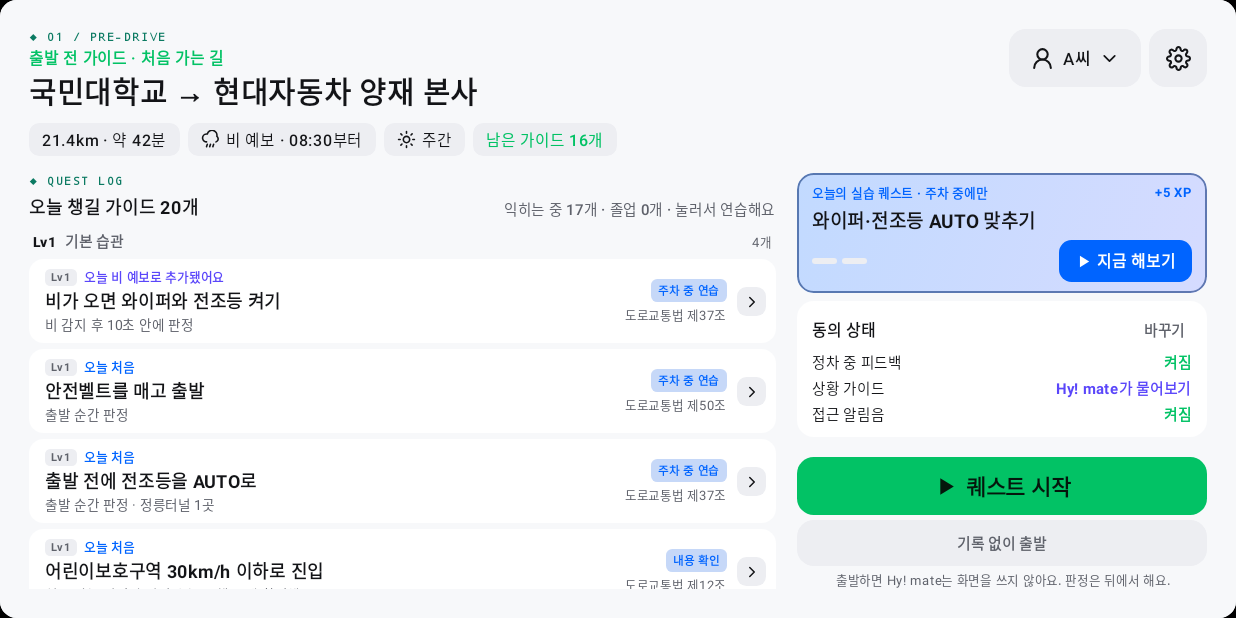
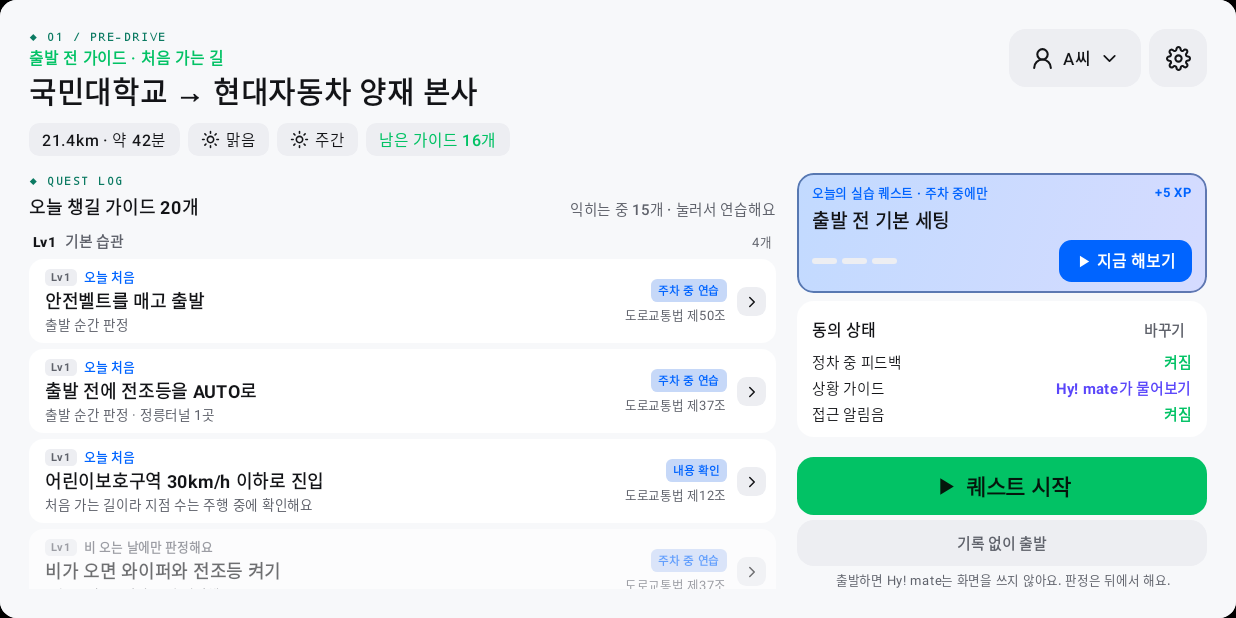
Before and after one commit to molba2see/Hymate, an Android app built with Jetpack Compose: the screen it shows after launch (MainActivity), after a tap on "주행 준비", on a phone screen of 824 x 412 dp (held sideways). Run offline under Robolectric (Android 15) with nearby library versions, the phone set to English and light mode, and no system bars; libraries missing offline, so code that uses them is left out: ai.pleos.playground; 1 statement that could not run was skipped.

Commit message:
G3 fold UI + G4 wiper-based rain estimate; unblock TTS/STT deps
- G3: graduated guides leave the pre-drive list and collapse into a
  "졸업한 가이드 N개" fold at the bottom (judgment continues)
- G4: drop hardcoded rainy=true; estimate rain from actual wiper operation
  (WiperState.ON via listener + initial read) driving rainy/raining and copy
- settings.gradle: widen Pleos repo filter to ai.pleos.* so TextToSpeech/
  SpeechToText 3.3.1 transitive deps (ai.pleos.playground.security) resolve
- includes teammate groundwork: TTS/STT deps + TTS_SERVICE/STT_SERVICE permissions

Co-Authored-By: Claude Fable 5 <noreply@anthropic.com>

```diff
--- a/app/build.gradle.kts
+++ b/app/build.gradle.kts
@@ -57,6 +57,8 @@ dependencies {
 
     // Pleos Connect Vehicle SDK
     implementation(libs.pleos.vehicle)
+    implementation(libs.pleos.tts)
+    implementation(libs.pleos.stt)
 
     testImplementation(libs.junit)
     androidTestImplementation(libs.androidx.espresso.core)
--- a/app/src/main/AndroidManifest.xml
+++ b/app/src/main/AndroidManifest.xml
@@ -9,6 +9,10 @@
 
     <!-- AAOS 차속 읽기: 런타임에 사용자 동의를 받아요. -->
     <uses-permission android:name="android.car.permission.CAR_SPEED" />
+
+    <!-- 차량 Speech Service가 음성 합성 및 차량 마이크 인식을 처리해요. -->
+    <uses-permission android:name="pleos.car.permission.TTS_SERVICE" />
+    <uses-permission android:name="pleos.car.permission.STT_SERVICE" />
 
     <!-- Pleos Connect Vehicle SDK: 사용하는 도메인의 권한만 선언 -->
     <uses-permission android:name="pleos.car.permission.CAR_LIGHTS" />  <!-- Light · TurnSignal -->
--- a/app/src/main/java/com/example/hymate/HyViewModel.kt
+++ b/app/src/main/java/com/example/hymate/HyViewModel.kt
@@ -65,7 +65,8 @@ class HyViewModel : ViewModel() {
     private val users = mutableMapOf<String, UserProfile>()
     var user by mutableStateOf(seedUser("L0")); private set
 
-    val rainy = true // 오늘 날씨: 주행 중 비 예보 (08:30부터)
+    /** 우천 추정: 날씨 서버 미연동이라 기획서 폴백대로 와이퍼 실제 작동(WiperState.ON)으로 판단해요. */
+    val rainy: Boolean get() = vehicle.wiping
     var consents by mutableStateOf(Consents()); private set
     var consentLog by mutableStateOf(
         listOf(
@@ -100,7 +101,8 @@ class HyViewModel : ViewModel() {
     val progress: Float get() = _progress.floatValue
     var questStarted by mutableStateOf(false); private set
     var stopped by mutableStateOf(false); private set
-    var raining by mutableStateOf(false); private set
+    /** 주행 중 비 오버레이: 와이퍼 작동으로 추정 */
+    val raining: Boolean get() = screen == Screen.Drive && vehicle.wiping
     var voice by mutableStateOf<VoiceUi?>(null); private set
     var quests by mutableStateOf(listOf<Quest>()); private set
     var arrivedSec by mutableFloatStateOf(0f); private set
@@ -267,7 +269,7 @@ class HyViewModel : ViewModel() {
         session = LiveDriveSession()
         evaluator = LiveQuestEvaluator()
         _progress.floatValue = 0f
-        stopped = false; raining = false; voice = null
+        stopped = false; voice = null
         remainingSeconds = null
         screen = Screen.Drive
         driveJob?.cancel()
@@ -403,7 +405,6 @@ class HyViewModel : ViewModel() {
         selectedGuide = null
         reportDetail = null
         _progress.floatValue = 0f
-        raining = false
         screen = Screen.Home
     }
 
@@ -415,6 +416,7 @@ class HyViewModel : ViewModel() {
 
     fun preGuides(): List<PreGuide> {
         val order = mapOf("fail" to 0, "ret" to 1, "cond" to 2, "new" to 3, "lv" to 4, "off" to 5, "grad" to 6, "exp" to 7)
+        // 졸업 가이드는 기획서대로 출발 전 안내에서 제외하되, UI에서 접힌 섹션으로 보여줘요(판정은 계속).
         return GUIDES.values.filterNot { it.key in unsupportedGuides }.map { g ->
             val s = user.st.getValue(g.key)
             val tag = when {
--- a/app/src/main/java/com/example/hymate/data/HyData.kt
+++ b/app/src/main/java/com/example/hymate/data/HyData.kt
@@ -66,7 +66,9 @@ enum class VehicleSignal { TURN, HEADLIGHT, WIPER, BELT, BRAKE, GEAR, CRUISE }
 data class Vehicle(
     val signal: String = "OFF", // L / R / OFF
     val headlight: String = "OFF", // OFF / ON / AUTO
-    val wiper: String = "OFF", // OFF / AUTO / LOW
+    val wiper: String = "OFF", // OFF / AUTO / LOW (스위치 위치)
+    /** 와이퍼가 실제로 움직이는 중인지(WiperState.ON). 서버 날씨 대신 우천 추정에 써요. */
+    val wiping: Boolean = false,
     val belt: Boolean = true,
     val brake: Boolean = false,
     val parked: Boolean = true,
@@ -234,7 +236,7 @@ val GD: Map<String, GuideDetail> = mapOf(
 data class TodayQuest(val title: String, val why: String, val practice: List<PStep>)
 
 fun todayQuest(rainy: Boolean): TodayQuest = if (rainy) {
-    TodayQuest("와이퍼·전조등 AUTO 맞추기", "오늘 비 예보가 있어요. 출발 전에 둘 다 AUTO로 맞춰 두면 비가 와도 손이 덜 가요.", listOf(WP_AUTO, HL_AUTO))
+    TodayQuest("와이퍼·전조등 AUTO 맞추기", "와이퍼가 움직이고 있어요 — 비가 오는 것 같아요. 둘 다 AUTO로 맞춰 두면 손이 덜 가요.", listOf(WP_AUTO, HL_AUTO))
 } else {
     TodayQuest("출발 전 기본 세팅", "오늘 경로에는 정릉터널과 합류·분기 3곳이 있어요. 오토 라이트를 켜 두고 방향지시등 레버를 손에 익혀요.", listOf(HL_AUTO, sig("R", "오른쪽"), SIG_OFF))
 }
--- a/app/src/main/java/com/example/hymate/ui/screens/HomeScreen.kt
+++ b/app/src/main/java/com/example/hymate/ui/screens/HomeScreen.kt
@@ -97,7 +97,7 @@ private fun CourseHero(vm: HyViewModel, modifier: Modifier) {
             ArcadeTag("SEOUL / TODAY'S COURSE")
             HText("국민대학교 → 현대자동차 양재 본사", 50, Modifier.padding(top = 10.u), color = hy.fg, weight = FontWeight.Bold, lineHeight = 1.2f, maxLines = 2)
             HText(
-                "21.4km · 약 42분 · " + if (vm.rainy) "비 예보 08:30부터" else "맑음",
+                "21.4km · 약 42분 · " + if (vm.rainy) "우천 감지 · 와이퍼 작동" else "맑음",
                 30, Modifier.padding(top = 8.u), color = hy.sub,
             )
             VSpacer1()
--- a/app/src/main/java/com/example/hymate/ui/screens/PreDriveScreen.kt
+++ b/app/src/main/java/com/example/hymate/ui/screens/PreDriveScreen.kt
@@ -19,6 +19,10 @@ import androidx.compose.foundation.lazy.LazyColumn
 import androidx.compose.foundation.lazy.items
 import androidx.compose.foundation.shape.RoundedCornerShape
 import androidx.compose.runtime.Composable
+import androidx.compose.runtime.getValue
+import androidx.compose.runtime.mutableStateOf
+import androidx.compose.runtime.remember
+import androidx.compose.runtime.setValue
 import androidx.compose.ui.Alignment
 import androidx.compose.ui.Modifier
 import androidx.compose.ui.draw.alpha
@@ -74,7 +78,7 @@ fun PreDriveScreen(vm: HyViewModel) {
                     H1("국민대학교 → 현대자동차 양재 본사")
                     Row(Modifier.padding(top = 20.u), horizontalArrangement = Arrangement.spacedBy(16.u)) {
                         HChip("21.4km · 약 42분")
-                        HChip(if (vm.rainy) "비 예보 · 08:30부터" else "맑음", if (vm.rainy) HyIcons.Rain else HyIcons.Sun)
+                        HChip(if (vm.rainy) "우천 감지 · 와이퍼" else "맑음", if (vm.rainy) HyIcons.Rain else HyIcons.Sun)
                         HChip("주간", HyIcons.Sun)
                         HChip("남은 가이드 ${remaining(u.st)}개", color = hy.ok)
                     }
@@ -95,15 +99,18 @@ fun PreDriveScreen(vm: HyViewModel) {
 
 @Composable
 private fun GuideList(vm: HyViewModel, list: List<PreGuide>, modifier: Modifier) {
-    val learning = list.count { it.tag != "grad" && it.tag != "off" && it.tag != "exp" }
-    val grad = list.count { it.tag == "grad" }
+    // 기획서: 졸업 가이드는 출발 전 안내에서 제외 → 본 목록에서 빼고 하단 접힌 섹션으로 둬요(판정은 계속).
+    val active = list.filter { it.tag != "grad" }
+    val grads = list.filter { it.tag == "grad" }
+    val learning = active.count { it.tag != "off" && it.tag != "exp" }
+    var showGrads by remember { mutableStateOf(false) }
     Column(modifier, verticalArrangement = Arrangement.spacedBy(12.u)) {
         ArcadeTag("QUEST LOG")
         Row(verticalAlignment = Alignment.Bottom) {
-            HText("오늘 챙길 가이드 ${list.size}개", 34, Modifier.weight(1f), weight = FontWeight.Bold)
-            HText("익히는 중 ${learning}개 · 졸업 ${grad}개 · 눌러서 연습해요", 28, color = hy.sub, weight = FontWeight.Medium)
+            HText("오늘 챙길 가이드 ${active.size}개", 34, Modifier.weight(1f), weight = FontWeight.Bold)
+            HText("익히는 중 ${learning}개 · 눌러서 연습해요", 28, color = hy.sub, weight = FontWeight.Medium)
         }
-        val grouped = list.groupBy { guide(it.key).lv }
+        val grouped = active.groupBy { guide(it.key).lv }
         LazyColumn(verticalArrangement = Arrangement.spacedBy(12.u)) {
             grouped.forEach { (lv, items) ->
                 stickyHeader(key = "lv$lv") {
@@ -115,11 +122,25 @@ private fun GuideList(vm: HyViewModel, list: List<PreGuide>, modifier: Modifier)
                         HText(lvLabel(lv), 26, weight = FontWeight.Black)
                         HText(LV_NAME[lv].orEmpty(), 28, color = hy.sub, weight = FontWeight.Bold)
                         Spacer(Modifier.weight(1f))
-                        val g = items.count { it.tag == "grad" }
-                        HText("${items.size}개" + if (g > 0) " · 졸업 $g" else "", 24, color = hy.sub)
+                        HText("${items.size}개", 24, color = hy.sub)
                     }
                 }
                 items(items, key = { it.key }) { GuideRow(vm, it) }
+            }
+            if (grads.isNotEmpty()) {
+                item(key = "gradFold") {
+                    Row(
+                        Modifier.fillMaxWidth().padding(top = 8.u).clip(RoundedCornerShape(20.u)).background(hy.s2)
+                            .clickable { showGrads = !showGrads }
+                            .padding(horizontal = 24.u, vertical = 16.u),
+                        verticalAlignment = Alignment.CenterVertically,
+                        horizontalArrangement = Arrangement.spacedBy(12.u),
+                    ) {
+                        HText("졸업한 가이드 ${grads.size}개 · 안내 없이 판정만 해요", 26, Modifier.weight(1f), color = hy.sub, weight = FontWeight.Bold)
+                        HIcon(if (showGrads) HyIcons.ChevD else HyIcons.ChevR, 32, hy.sub)
+                    }
+                }
+                if (showGrads) items(grads, key = { it.key }) { GuideRow(vm, it) }
             }
         }
     }
--- a/app/src/main/java/com/example/hymate/vehicle/PleosVehicleSource.kt
+++ b/app/src/main/java/com/example/hymate/vehicle/PleosVehicleSource.kt
@@ -103,7 +103,15 @@ class PleosVehicleSource(
         override fun onFailed(e: Exception) = failed("Light", e)
     }
     private val wiperListener = object : WiperStateListener {
-        override fun onWiperStateUpdated(state: WiperState?) { main.post { readSwitches() } }
+        override fun onWiperStateUpdated(state: WiperState?) {
+            // 실제 작동 상태(ON)는 우천 추정에 써요. OTHER는 판단 보류(이전 값 유지).
+            when (state) {
+                WiperState.ON -> update { it.copy(wiping = true, knownSignals = it.knownSignals + VehicleSignal.WIPER) }
+                WiperState.OFF, WiperState.SERVICE -> update { it.copy(wiping = false, knownSignals = it.knownSignals + VehicleSignal.WIPER) }
+                else -> Unit
+            }
+            main.post { readSwitches() }
+        }
         override fun onFailed(e: Exception) = failed("Wiper", e)
     }
 
@@ -143,6 +151,11 @@ class PleosVehicleSource(
             v.getDrivingMode().getCruiseControlState(
                 { s -> cruiseListener.onCruiseControlStateUpdated(s) },
                 { e -> failed("DrivingMode", e) },
+            )
+            v.getWiper().getCurrentWiperState(
+                windshield,
+                { s -> wiperListener.onWiperStateUpdated(s) },
+                { e -> failed("Wiper", e) },
             )
             v.getTurnSignal().getCurrentTurnSignalState(
                 { s -> turnListener.onTurnSignalStateUpdated(s) },
--- a/gradle/libs.versions.toml
+++ b/gradle/libs.versions.toml
@@ -11,6 +11,7 @@ composeBom = "2026.09.00"
 activityCompose = "1.13.0"
 lifecycle = "2.11.0"
 pleosVehicle = "2.3.2"
+pleosSpeech = "3.3.1"
 
 [libraries]
 androidx-core-ktx = { group = "androidx.core", name = "core-ktx", version.ref = "coreKtx" }
@@ -29,6 +30,8 @@ androidx-compose-material3 = { group = "androidx.compose.material3", name = "mat
 androidx-activity-compose = { group = "androidx.activity", name = "activity-compose", version.ref = "activityCompose" }
 androidx-lifecycle-viewmodel-compose = { group = "androidx.lifecycle", name = "lifecycle-viewmodel-compose", version.ref = "lifecycle" }
 pleos-vehicle = { group = "ai.pleos.playground", name = "Vehicle", version.ref = "pleosVehicle" }
+pleos-tts = { group = "ai.pleos.playground", name = "TextToSpeech", version.ref = "pleosSpeech" }
+pleos-stt = { group = "ai.pleos.playground", name = "SpeechToText", version.ref = "pleosSpeech" }
 
 [plugins]
 android-application = { id = "com.android.application", version.ref = "agp" }
--- a/settings.gradle.kts
+++ b/settings.gradle.kts
@@ -19,10 +19,10 @@ dependencyResolutionManagement {
     repositories {
         google()
         mavenCentral()
-        // Pleos Connect SDK (Vehicle 등)
+        // Pleos Connect SDK (Vehicle · TextToSpeech · SpeechToText와 그 전이 의존성 — security 등 하위 그룹 포함)
         maven {
             url = uri("https://nexus-playground.pleos.ai/repository/maven-releases/")
-            content { includeGroup("ai.pleos.playground") }
+            content { includeGroupByRegex("ai\\.pleos\\..*") }
         }
     }
 }
```
Also changed, not shown: app/src/main/java/com/example/hymate/speech/SpeechEngine.kt (added, +65 -0 lines), 1 other file.
